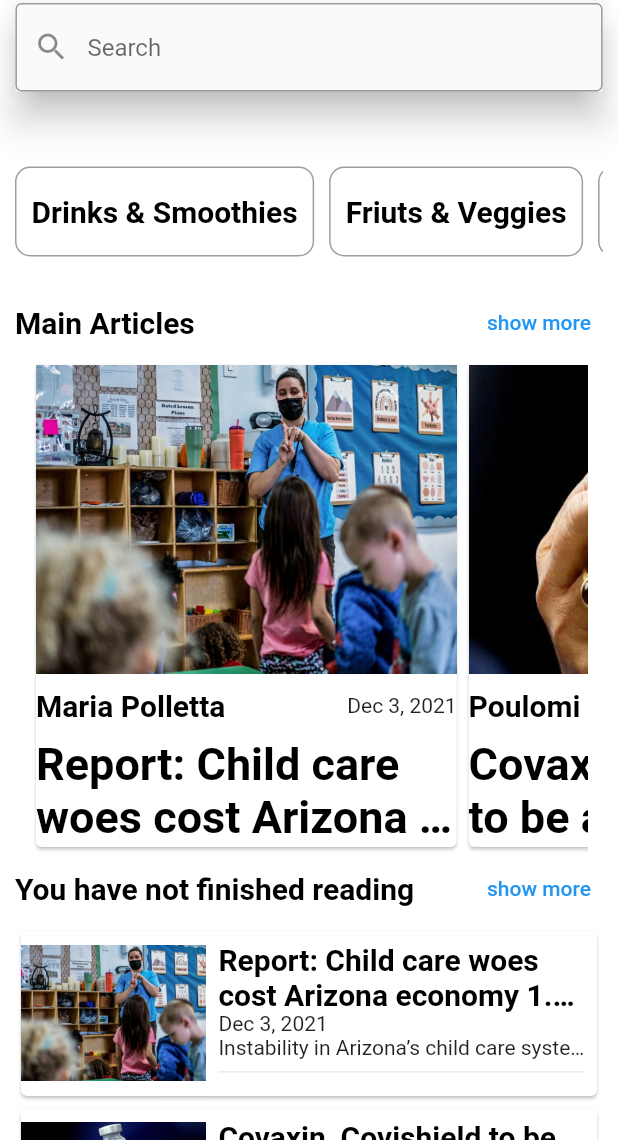
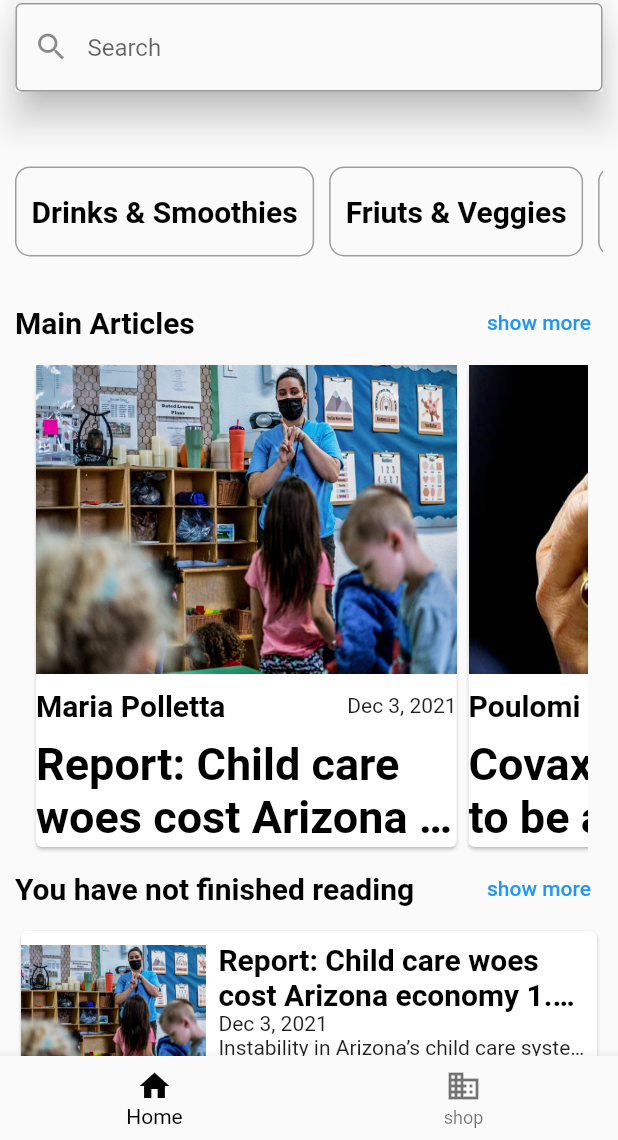
Before and after one commit to divyang-simform/best_folk_medicine, a Flutter app: the screen it shows after launch, on a phone screen of 412 x 824 dp, the part 96-1236 px from its top. Run offline on Flutter 3.47's test engine with Material 2 defaults, Android fonts, the phone set to English and light mode, and no system bars; missing offline and left inert: dart:ffi.

Commit message:
complete not check android

```diff
--- a/lib/bottomnavigationbar.dart
+++ b/lib/bottomnavigationbar.dart
@@ -1,54 +1,59 @@
-// import 'package:best_folk_medicine/settingpage.dart';
-//
-// import 'package:flutter/material.dart';
-//
-// import 'main.dart';
-//
-// class bottomBar extends StatefulWidget {
-//   const bottomBar({Key? key}) : super(key: key);
-//
-//   @override
-//   _bottomBarState createState() => _bottomBarState();
-// }
-//
-// class _bottomBarState extends State<bottomBar> {
-//   int _selectedIndex = 0;
-//   static const TextStyle optionStyle =
-//       TextStyle(fontSize: 30, fontWeight: FontWeight.bold);
-//   static const List<Widget> _widgetOptions = <Widget>[
-//     MyHomePage(),
-//     settingsPage(),
-//   ];
-//
-//   void _onItemTapped(int index) {
-//     setState(() {
-//       _selectedIndex = index;
-//     });
-//   }
-//
-//   @override
-//   Widget build(BuildContext context) {
-//     return
-//       // Scaffold(
-//       // body: Center(
-//       //   child: _widgetOptions.elementAt(_selectedIndex),
-//       // ),
-//       // bottomNavigationBar:
-//       BottomNavigationBar(
-//         items: const <BottomNavigationBarItem>[
-//           BottomNavigationBarItem(
-//             icon: Icon(Icons.home),
-//             label: 'Home',
-//           ),
-//           BottomNavigationBarItem(
-//             icon: Icon(Icons.business),
-//             label: 'shop',
-//           ),
-//         ],
-//         currentIndex: _selectedIndex,
-//         selectedItemColor: Colors.black,
-//         onTap: _onItemTapped,
-//       // ),
-//     );
-//   }
-// }
+import 'package:best_folk_medicine/settingpage.dart';
+import 'package:best_folk_medicine/textcontrolbox.dart';
+
+import 'package:flutter/material.dart';
+
+import 'controlbox.dart';
+import 'main.dart';
+
+class bottomBar extends StatefulWidget {
+  const bottomBar({Key? key}) : super(key: key);
+
+  @override
+  _bottomBarState createState() => _bottomBarState();
+}
+
+class _bottomBarState extends State<bottomBar> {
+  int _selectedIndex = 0;
+  static const TextStyle optionStyle =
+      TextStyle(fontSize: 30, fontWeight: FontWeight.bold);
+  static const List<Widget> _widgetOptions = <Widget>[
+    MyHomePage(),
+    settingsPage(),
+  ];
+
+  void _onItemTapped(int index) {
+    setState(() {
+      _selectedIndex = index;
+    });
+  }
+
+  @override
+  Widget build(BuildContext context) {
+    return Scaffold(
+      appBar: AppBar(
+          backgroundColor: Kappbarbgcolor,
+          title: Text( _selectedIndex == 0 ? Kforntpageapptitle : Ksettingpageapptitle ,
+              style: Theme.of(context).textTheme.headline1),
+          elevation: 0.0),
+      body: Center(
+        child: _widgetOptions.elementAt(_selectedIndex),
+      ),
+      bottomNavigationBar: BottomNavigationBar(
+        items: const <BottomNavigationBarItem>[
+          BottomNavigationBarItem(
+            icon: Icon(Icons.home),
+            label: 'Home',
+          ),
+          BottomNavigationBarItem(
+            icon: Icon(Icons.business),
+            label: 'shop',
+          ),
+        ],
+        currentIndex: _selectedIndex,
+        selectedItemColor: Colors.black,
+        onTap: _onItemTapped,
+      ),
+    );
+  }
+}
--- a/lib/main.dart
+++ b/lib/main.dart
@@ -36,7 +36,7 @@
           ),
         ),
       ),
-      home: const MyHomePage(),
+      home: const bottomBar(),
     );
   }
 }
@@ -49,17 +49,17 @@
 }
 
 class _MyHomePageState extends State<MyHomePage> {
-  String? data;
-  String? data1;
+  String? categary;
+  String? article;
   AnimationController? controller;
   late var categaryDetail;
-  late var  article1;
-  // int _selectedIndex = 0;
+  late var article1;
+
   loadJson() async {
-    data = await rootBundle.loadString('asset/data/category.json');
-    data1 = await rootBundle.loadString('asset/data/article.json');
-    categaryDetail = await jsonDecode(data!);
-    article1 = await jsonDecode(data1!);
+    categary = await rootBundle.loadString('asset/data/category.json');
+    article = await rootBundle.loadString('asset/data/article.json');
+    categaryDetail = await jsonDecode(categary!);
+    article1 = await jsonDecode(article!);
     setState(() {});
   }
 
@@ -82,20 +82,11 @@
     controller?.dispose();
     // TODO: implement dispose
     super.dispose();
-
   }
 
   @override
   Widget build(BuildContext context) {
-
-    return Scaffold(
-      backgroundColor: Kbgcolor,
-      appBar: AppBar(
-          backgroundColor: Kappbarbgcolor,
-          title: Text("Best Folk Medicine",
-              style: Theme.of(context).textTheme.headline1),
-          elevation: 0.0),
-      body: SingleChildScrollView(
+    return SingleChildScrollView(
       child: Center(
         child: Padding(
           padding: const EdgeInsets.all(10.0),
@@ -104,18 +95,18 @@
             children: [
               const SearchBar(),
               SizedBox(height: 30),
-                Container(
+              (categary == null)
+                  ? CircularProgressIndicator(
+                      value: controller?.value,
+                      strokeWidth: 4,
+                    )
+                  : Container(
                       height: 100,
                       child: ListView.builder(
                         shrinkWrap: true,
                         scrollDirection: Axis.horizontal,
                         itemCount: categaryDetail.length,
-                    itemBuilder: (context, index) => (categaryDetail.isEmpty )
-                        ? CircularProgressIndicator(
-                            value: controller?.value,
-                            strokeWidth: 4,
-                          )
-                        : Container(
+                        itemBuilder: (context, index) => Container(
                           decoration: BoxDecoration(
                               border: Border.all(color: Colors.grey),
                               borderRadius: BorderRadius.circular(10)),
@@ -124,31 +115,28 @@
                           child: Center(
                               child: Padding(
                                   padding: const EdgeInsets.all(10.0),
-                                child: Text(
-                                  categaryDetail[index]["name"],
-                                  style: Theme.of(context).textTheme.bodyText1,
-                                ),
-                              ),
-                            ),
+                                  child: Text(categaryDetail[index]["name"],
+                                      style: Theme.of(context)
+                                          .textTheme
+                                          .bodyText1))),
                         ),
                       ),
                     ),
               RowPage(
                   title: "Main Articles", endtitle: "show more", link: true),
-                Container(
+              (article == null)
+                  ? CircularProgressIndicator(
+                      value: controller?.value,
+                      strokeWidth: 4,
+                    )
+                  : Container(
                       height: MediaQuery.of(context).size.height * .4,
                       padding: EdgeInsets.only(left: 10, right: 10),
                       child: ListView.builder(
                         scrollDirection: Axis.horizontal,
                         shrinkWrap: true,
                         itemCount: article1.length,
-                    itemBuilder: (context, index) => (data == null ||
-                            data1 == null)
-                        ? CircularProgressIndicator(
-                            value: controller?.value,
-                            strokeWidth: 4,
-                          )
-                        : SizedBox(
+                        itemBuilder: (context, index) => SizedBox(
                           width: MediaQuery.of(context).size.width * .7,
                           child: GestureDetector(
                             child: Card(
@@ -157,13 +145,11 @@
                                   children: [
                                     Image.asset(article1[index]["image"],
                                         fit: BoxFit.fill,
-                                          height: MediaQuery.of(context)
-                                                  .size
-                                                  .height *
+                                        height:
+                                            MediaQuery.of(context).size.height *
                                                 .25,
-                                          width: MediaQuery.of(context)
-                                                  .size
-                                                  .width *
+                                        width:
+                                            MediaQuery.of(context).size.width *
                                                 .7),
                                     const SizedBox(height: 10),
                                     RowPage(
@@ -176,7 +162,7 @@
                                         overflow: TextOverflow.ellipsis,
                                         style: Theme.of(context)
                                             .textTheme
-                                              .headline1),
+                                            .headline1)
                                   ],
                                 ),
                               ),
@@ -221,13 +207,11 @@
                       "The new Air India: What changes first when Tatas take back their Maharaja",
                   description:
                       "Instability in Arizona’s child care system is costing the state an estimated 1.8 billion in economic activity a year, according to a new U.S. Chamber of Commerce Foundation report, as gaps in care force parents to forgo professional and educational opportunities.",
-                    time: "Dec 3, 2021"),
+                  time: "Dec 3, 2021")
             ],
           ),
         ),
       ),
-      ),
-      // bottomNavigationBar: const bottomBar(),
     );
   }
 }
--- a/lib/settingpage.dart
+++ b/lib/settingpage.dart
@@ -20,9 +20,7 @@ class settingsPage extends StatefulWidget {
 class _settingsPageState extends State<settingsPage> {
   @override
   Widget build(BuildContext context) {
-    return Scaffold(
-      backgroundColor: Kbgcolor,
-      body: Center(
+    return Center(
       child: Column(
         mainAxisAlignment: MainAxisAlignment.center,
         children: [
@@ -68,14 +66,16 @@ class _settingsPageState extends State<settingsPage> {
               onPressed: () {
                 showCupertinoModalPopup<void>(
                     context: context,
-                      builder: (BuildContext context) => bottomSheet(title: "title", message: "testing purpose", button1: "thanks", button2: "have a nice day")  );
+                    builder: (BuildContext context) => bottomSheet(
+                        title: "title",
+                        message: "testing purpose",
+                        button1: "thanks",
+                        button2: "have a nice day"));
               },
             ),
           ),
         ],
       ),
-      ),
-      // bottomNavigationBar: bottomBar(),
     );
   }
 }
--- /dev/null
+++ b/lib/textcontrolbox.dart
@@ -0,0 +1,5 @@
+
+import 'package:flutter/material.dart';
+
+const String Kforntpageapptitle = "Best Folk Medicine";
+const String  Ksettingpageapptitle = "Settings";
--- a/pubspec.yaml
+++ b/pubspec.yaml
@@ -61,7 +61,6 @@ flutter:
   assets:
      - asset/data/category.json
      - asset/data/article.json
-     - asset/data/shop.json
      - asset/photo/a1.jpeg
      - asset/photo/a2.jpg
      - asset/photo/a3.jpeg
```
Also changed, not shown: lib/alert.dart (+3 -4 lines). Lines whose indentation alone changed are shown as unchanged.
